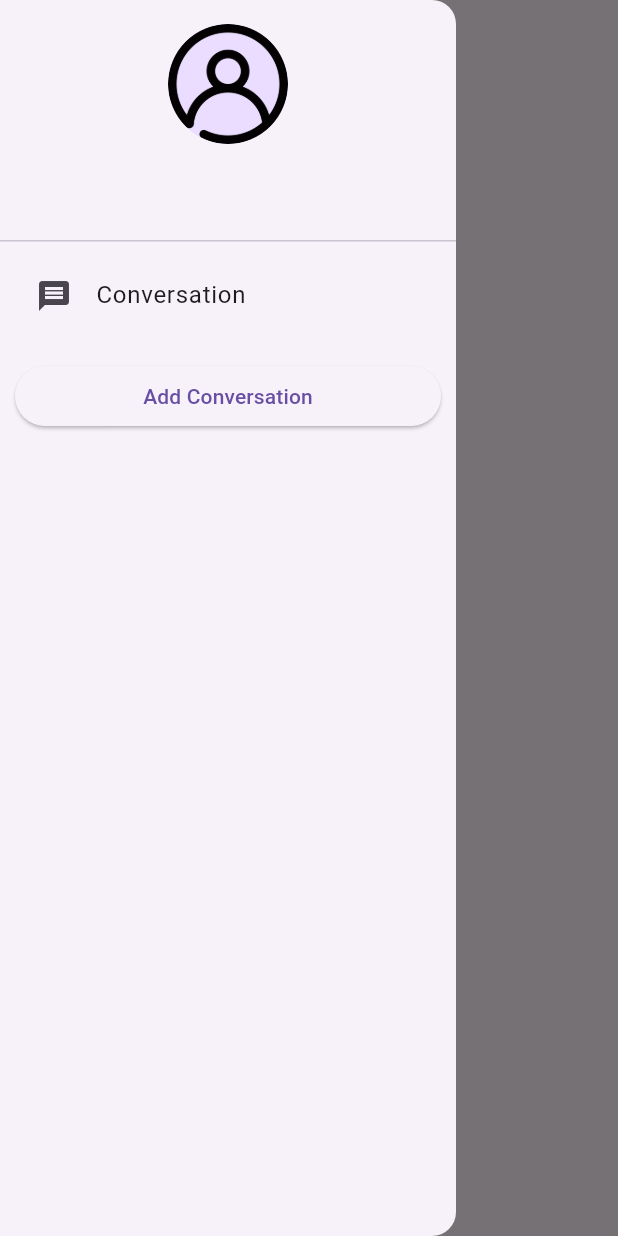
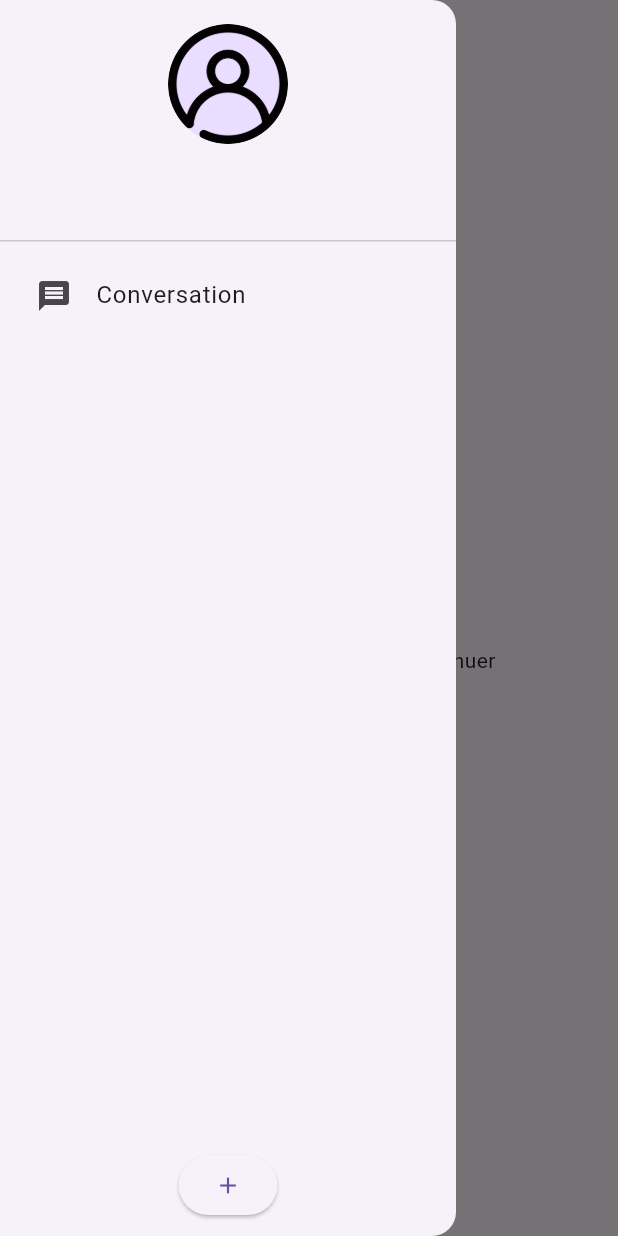
Before and after one commit to LiamBou/projet_info_s8_gpt, a Flutter app: the screen it shows after launch, with the side drawer open, on a phone screen of 412 x 824 dp. Run offline on Flutter 3.47's test engine with Material 3 defaults, Android fonts, the phone set to English and light mode, and no system bars; our stand-ins replace loading_animation_widget, sqflite; accounts and stored records are empty.

Commit message:
Conversations and Chats gestion done

```diff
--- a/lib/main.dart
+++ b/lib/main.dart
@@ -1,5 +1,4 @@
 import 'package:flutter/material.dart';
-import 'package:projet_info_s8_gpt/models/conversation.dart';
 import 'package:projet_info_s8_gpt/providers/chat_provider.dart';
 import 'package:projet_info_s8_gpt/providers/conversation_provider.dart';
 import 'package:provider/provider.dart';
@@ -45,30 +44,15 @@ class MyHomePage extends StatefulWidget {
 class _MyHomePageState extends State<MyHomePage> {
   @override
   Widget build(BuildContext context) {
-    List<Conversation> conversations =
-        context.read<ConversationProvider>().conversationList;
-
-    Conversation? selectedConversation;
-    conversations.isEmpty
-        ? selectedConversation = null
-        : selectedConversation = conversations.first;
-
-    void selectPage(Conversation conversation) {
-      setState(() {
-        selectedConversation = conversation;
-      });
-      debugPrint('Selected conversation: ${conversation.name}');
-    }
-
     return Scaffold(
       appBar: AppBar(
         title: Text(widget.title),
         centerTitle: true,
       ),
-      drawer: CustomDrawer(selectConversation: selectPage),
+      drawer: const CustomDrawer(),
       drawerEdgeDragWidth: MediaQuery.of(context).size.width,
-      body: Center(
-        child: ChatScreen(conversation: selectedConversation),
+      body: const Center(
+        child: ChatScreen(),
       ),
     );
   }
--- a/lib/models/conversation.dart
+++ b/lib/models/conversation.dart
@@ -1,16 +1,19 @@
 class Conversation {
   int? id;
-  final String name;
+  late final String name;
+  bool? selected;
 
   Conversation({
     this.id,
     required this.name,
+    required this.selected,
   });
 
   Map<String, dynamic> toMap() {
     return {
       'id': id,
       'name': name,
+      'selected': selected,
     };
   }
 
@@ -18,6 +21,7 @@ class Conversation {
     return Conversation(
       id: map['id'],
       name: map['name'],
+      selected: map['selected'] == 1,
     );
   }
 }
--- a/lib/views/chat_screen.dart
+++ b/lib/views/chat_screen.dart
@@ -1,42 +1,71 @@
+import 'package:collection/collection.dart';
 import 'package:flutter/cupertino.dart';
+import 'package:flutter/material.dart';
+import 'package:flutter/services.dart';
 import 'package:projet_info_s8_gpt/models/conversation.dart';
+import 'package:projet_info_s8_gpt/providers/conversation_provider.dart';
 import 'package:provider/provider.dart';
 import '../models/chat.dart';
 import '../providers/chat_provider.dart';
 import 'chat_bubble_widget.dart';
 import 'user_input.dart';
 
-class ChatScreen extends StatelessWidget {
-  final Conversation? conversation;
+class ChatScreen extends StatefulWidget {
+  const ChatScreen({super.key});
 
-  const ChatScreen({super.key, required this.conversation});
+  @override
+  State<ChatScreen> createState() => _ChatScreenState();
+}
+
+class _ChatScreenState extends State<ChatScreen> {
+  TextEditingController _controller = TextEditingController();
 
   @override
   Widget build(BuildContext context) {
+    Conversation? conversation = context
+        .watch<ConversationProvider>()
+        .conversationList
+        .firstWhereOrNull((element) => element.selected == true);
     if (conversation == null) {
-      debugPrint('No conversation found');
-      return const Center(child: Text('LOADING PAGE'));
+      return const Center(child: Text('Créez une conversation pour continuer'));
     }
     final scrollController = ScrollController();
 
     bool displayLoading = false;
 
+    _controller.text = conversation.name;
+
     return SafeArea(
       child: Column(
-        mainAxisAlignment: MainAxisAlignment.end,
+        mainAxisAlignment: MainAxisAlignment.spaceBetween,
         children: [
+          // Conversation name
           Container(
-            // Conversation name
-            margin: const EdgeInsets.only(top: 10),
-            child: Text(
-              conversation!.name,
-              style: const TextStyle(fontSize: 20),
-            ),
+            padding: const EdgeInsets.all(10),
+            child: Center(
+                child: SizedBox(
+              width: 200,
+              child: TextFormField(
+                  textAlign: TextAlign.center,
+                  inputFormatters: [LengthLimitingTextInputFormatter(18)],
+                  controller: _controller,
+                  autofocus: false,
+                  decoration: const InputDecoration(
+                    border: InputBorder.none,
+                    hintText: 'Nom de la conversation',
+                  ),
+                  onChanged: (String value) {
+                    context
+                        .read<ConversationProvider>()
+                        .updateConversationName(conversation.id ?? 0, value);
+                  }),
+            )),
           ),
+          // Chat bubbles
           Consumer<ChatProvider>(
             builder: (BuildContext context, ChatProvider chatProvider,
                 Widget? child) {
-              if (chatProvider.chatsByConversation[conversation?.id ?? 0] ==
+              if (chatProvider.chatsByConversation[conversation.id ?? 0] ==
                   null) {
                 return const Center();
               }
@@ -45,7 +74,7 @@ class ChatScreen extends StatelessWidget {
                   reverse: true,
                   controller: scrollController,
                   children: [
-                    ...chatProvider.chatsByConversation[conversation?.id ?? 0]!
+                    ...chatProvider.chatsByConversation[conversation.id ?? 0]!
                         .map<Widget>(
                       (Chat chat) => ChatBubble(
                         text: chat.message,
@@ -62,7 +91,7 @@ class ChatScreen extends StatelessWidget {
             },
           ),
           UserInput(
-              conversationId: conversation?.id ?? 0,
+              conversationId: conversation.id ?? 0,
               setDisplayLoading: (bool value) {
                 displayLoading = value;
               }),
--- a/lib/views/drawer_widget.dart
+++ b/lib/views/drawer_widget.dart
@@ -1,27 +1,32 @@
+import 'package:collection/collection.dart';
 import 'package:flutter/material.dart';
 import 'package:projet_info_s8_gpt/models/conversation.dart';
 import 'package:projet_info_s8_gpt/providers/conversation_provider.dart';
 import 'package:provider/provider.dart';
 
 class CustomDrawer extends StatefulWidget {
-  final void Function(Conversation) selectConversation;
-
-  const CustomDrawer({super.key, required this.selectConversation});
+  const CustomDrawer({super.key});
 
   @override
   State<CustomDrawer> createState() => _CustomDrawerState();
 }
 
 class _CustomDrawerState extends State<CustomDrawer> {
-  void selectConv(Conversation conversation) {
-    widget.selectConversation(conversation);
-  }
-
   @override
   Widget build(BuildContext context) {
     List<Conversation> conversations =
         context.watch<ConversationProvider>().conversationList;
+    Conversation? selectedConversation = context
+        .watch<ConversationProvider>()
+        .conversationList
+        .firstWhereOrNull((element) => element.selected == true);
+
+    bool conversationSelected = selectedConversation != null;
     return Drawer(
+      child: Column(
+        mainAxisAlignment: MainAxisAlignment.spaceBetween,
+        children: [
+          Expanded(
             child: ListView(
               padding: EdgeInsets.zero,
               children: <Widget>[
@@ -37,19 +42,45 @@ class _CustomDrawerState extends State<CustomDrawer> {
                 ),
                 for (int i = 0; i < conversations.length; i++)
                   Padding(
-              padding: const EdgeInsets.only(left: 8, right: 8, bottom: 5),
+                    padding:
+                        const EdgeInsets.only(left: 8, right: 8, bottom: 5),
                     child: ListTile(
                       shape: const RoundedRectangleBorder(
                           borderRadius: BorderRadius.all(Radius.circular(20))),
                       enabled: true,
                       leading: const Icon(Icons.message),
                       title: Text(conversations[i].name),
-                selectedTileColor: Colors.blue[200],
-                splashColor: Colors.blue[200],
+                      selected: conversationSelected &&
+                          conversations[i].id == selectedConversation.id,
+                      selectedTileColor: Colors.blue[100],
                       onTap: () {
-                  selectConv(conversations[i]);
+                        context
+                            .read<ConversationProvider>()
+                            .updateSelectedConversation(
+                                selectedConversation?.id ?? 0,
+                                conversations[i].id ?? 0);
                         Navigator.pop(context);
                       },
+                      onLongPress: () {
+                        int newID;
+                        if (i > 0) {
+                          newID = conversations[i - 1].id ?? 0;
+                        } else if (i < conversations.length - 1) {
+                          newID = conversations[i + 1].id ?? 0;
+                        } else {
+                          newID = 0;
+                        }
+                        context
+                            .read<ConversationProvider>()
+                            .updateSelectedConversation(
+                                selectedConversation?.id ?? 0, newID);
+                        context
+                            .read<ConversationProvider>()
+                            .deleteConversation(conversations[i].id ?? 0);
+                      },
+                    ),
+                  ),
+              ],
             ),
           ),
           Container(
@@ -59,14 +90,12 @@ class _CustomDrawerState extends State<CustomDrawer> {
                 context.read<ConversationProvider>().addConversation(
                     Conversation(
                         id: conversations.length + 1,
-                        name: 'Conversation ${conversations.length + 1}'));
+                        name: 'Conversation ${conversations.length + 1}',
+                        selected: true));
+                context.read<ConversationProvider>().updateSelectedConversation(
+                    selectedConversation?.id ?? 0, conversations.length + 1);
               },
-              onLongPress: () {
-                debugPrint('Deleting conversation');
-                context.read<ConversationProvider>().deleteConversation(
-                    conversations[conversations.length - 1].id ?? 0);
-              },
-              child: const Text('Add Conversation'),
+              child: const Icon(Icons.add),
             ),
           ),
         ],
--- a/lib/views/user_input.dart
+++ b/lib/views/user_input.dart
@@ -26,13 +26,16 @@ class _UserInputState extends State<UserInput> {
       child: TextField(
         keyboardType: TextInputType.multiline,
         minLines: 1,
-        maxLines: 10,
+        maxLines: 6,
         autofocus: false,
         decoration: InputDecoration(
           hintText: 'Posez une question...',
           suffixIcon: IconButton(
               icon: const Icon(Icons.send),
               onPressed: () {
+                if (_controller.text.trim().isEmpty) {
+                  return;
+                }
                 context.read<ChatProvider>().addChat(Chat(
                     message: _controller.text,
                     isUser: true,
--- a/pubspec.yaml
+++ b/pubspec.yaml
@@ -39,6 +39,7 @@ dependencies:
   sqflite: ^2.3.3+1
   path: ^1.9.0
   provider: ^6.1.2
+  collection: ^1.18.0
 
 dev_dependencies:
   flutter_test:
```
Also changed, not shown: lib/providers/conversation_provider.dart (+11 -0 lines), lib/utils/chat_database_interface.dart (+40 -3 lines), lib/views/chat_bubble_widget.dart (+9 -4 lines), pubspec.lock. Lines whose indentation alone changed are shown as unchanged.
